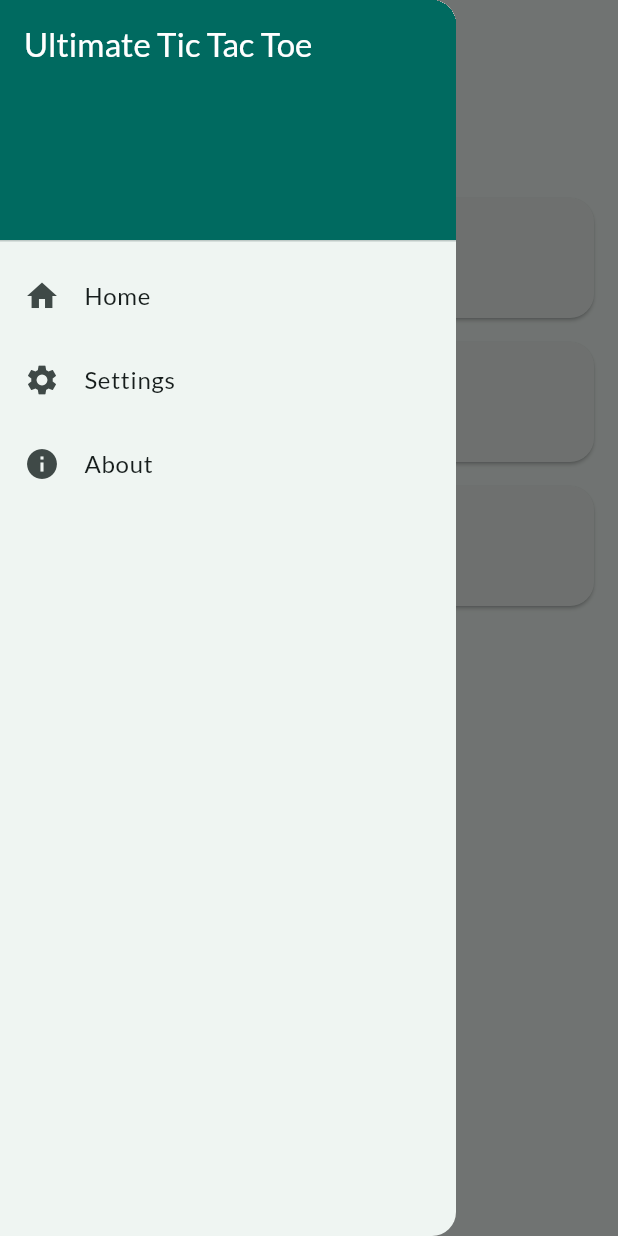
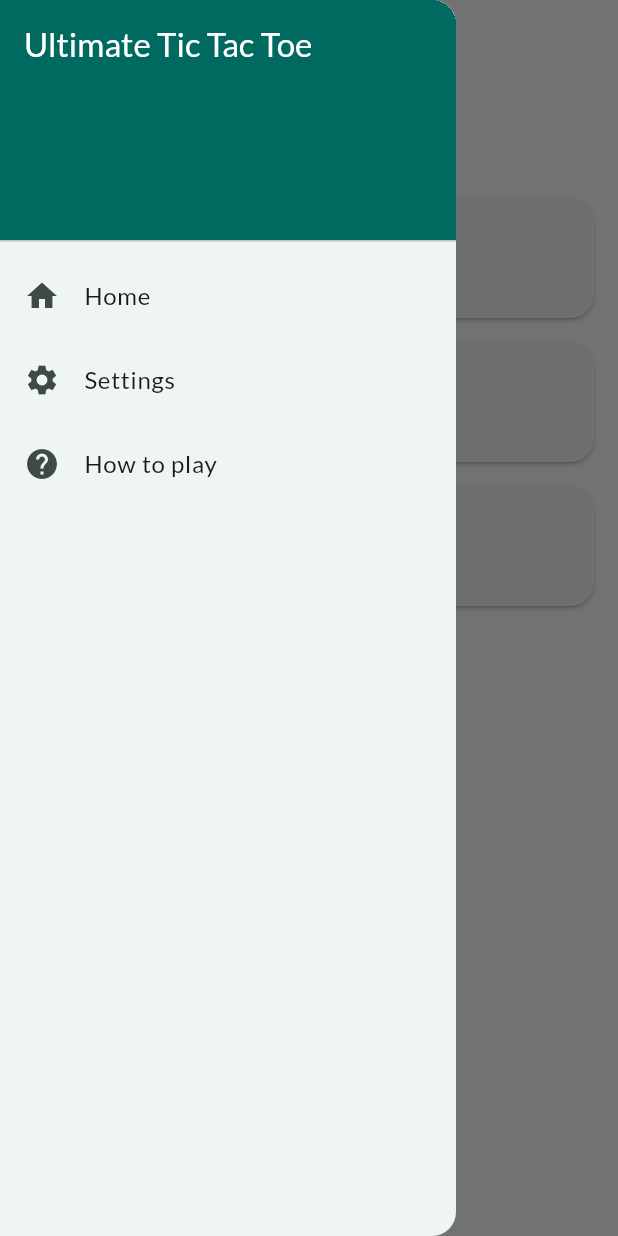
Before and after one commit to 1ooms/UltimateTicTacToe, a Flutter app: the screen it shows after launch, with the side drawer open, on a phone screen of 412 x 824 dp. Run offline on Flutter 3.47's test engine with Material 3 defaults, Android fonts, the phone set to English and light mode, and no system bars; our stand-ins replace cloud_firestore, confetti, firebase_core, flutter_riverpod, google_fonts, shared_preferences; accounts and stored records are empty.

Commit message:
Styling, added placeholder for How To Play screen

```diff
--- a/lib/widgets/app_drawer.dart
+++ b/lib/widgets/app_drawer.dart
@@ -1,5 +1,6 @@
 import 'package:flutter/material.dart';
 
+import '../screens/how_to_play_screen.dart';
 import '../screens/settings_screen.dart';
 
 class AppDrawer extends StatelessWidget {
@@ -24,7 +25,12 @@ class AppDrawer extends StatelessWidget {
         children: [
           DrawerHeader(
             decoration: BoxDecoration(color: colorScheme.primary),
-            child: Text('Ultimate Tic Tac Toe', style: textTheme.titleLarge?.copyWith(color: Colors.white)),
+            child: Text(
+              'Ultimate Tic Tac Toe',
+              style: textTheme.titleLarge?.copyWith(
+                color: colorScheme.onPrimary,
+              ),
+            ),
           ),
           ListTile(
             leading: Icon(Icons.home),
@@ -50,10 +56,13 @@ class AppDrawer extends StatelessWidget {
             },
           ),
           ListTile(
-            leading: Icon(Icons.info),
-            title: Text('About'),
+            leading: Icon(Icons.help),
+            title: Text('How to play'),
             onTap: () {
-              // Navigate to about page
+              Navigator.push(
+                context,
+                MaterialPageRoute(builder: (ctx) => HowToPlayScreen()),
+              );
             },
           ),
         ],
```
Also changed, not shown: lib/screens/how_to_play_screen.dart (added, +22 -0 lines).
